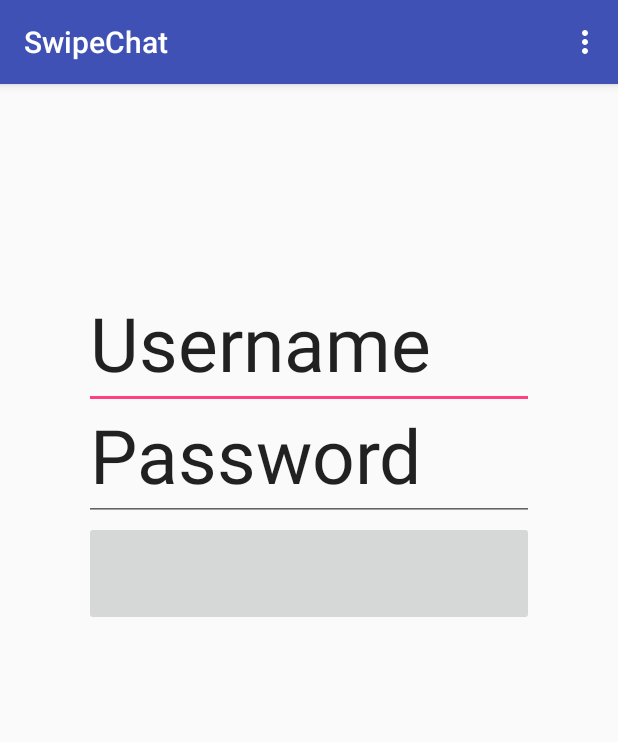
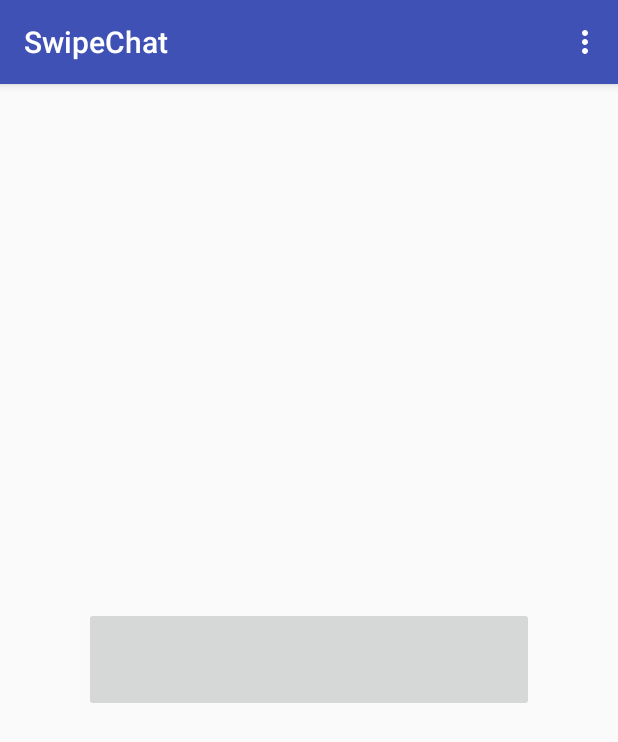
Before and after one commit to ForisKuang/SwipeChat, an Android app: the screen it shows after launch (LoginActivity), on a phone screen of 412 x 824 dp. Shown: the top 742 px of the screen. Run offline under Robolectric (Android 15) with nearby library versions, the phone set to English and light mode, and no system bars.

Commit message:
Removed User and Pass so that it is just the login

```diff
--- a/app/src/main/res/layout/content_login.xml
+++ b/app/src/main/res/layout/content_login.xml
@@ -9,37 +9,14 @@
     app:layout_behavior="@string/appbar_scrolling_view_behavior"
     tools:showIn="@layout/activity_login" tools:context=".LoginActivity">'
 
-    <EditText
-        android:layout_width = "300dp"
-        android:layout_height = "75dp"
-        android:layout_centerInParent="true"
-        android:text="Username"
-        android:textSize="50sp"
-        android:textAlignment="gravity"
-        android:id = "@+id/username"
-        android:layout_marginTop="125dp"
-        android:layout_alignParentTop="true"
-        />
-    <EditText
-        android:layout_width = "300dp"
-        android:layout_height = "75dp"
-        android:layout_centerInParent="true"
-        android:text="Password"
-        android:textSize="50sp"
-        android:textAlignment="gravity"
-        android:id = "@+id/password"
-        android:layout_marginTop = "200dp"
-        android:layout_alignParentTop="true" />
     <ImageButton
         android:layout_width="300dp"
         android:layout_height="70dp"
-        android:layout_centerInParent="true"
         android:clickable="true"
-        android:layout_alignParentTop="true"
         android:id = "@+id/openMessenger"
         android:textAlignment="gravity"
-        android:layout_marginTop="275dp"
-        />
+        android:layout_centerVertical="true"
+        android:layout_centerHorizontal="true" />
 
 
 </RelativeLayout>
```
